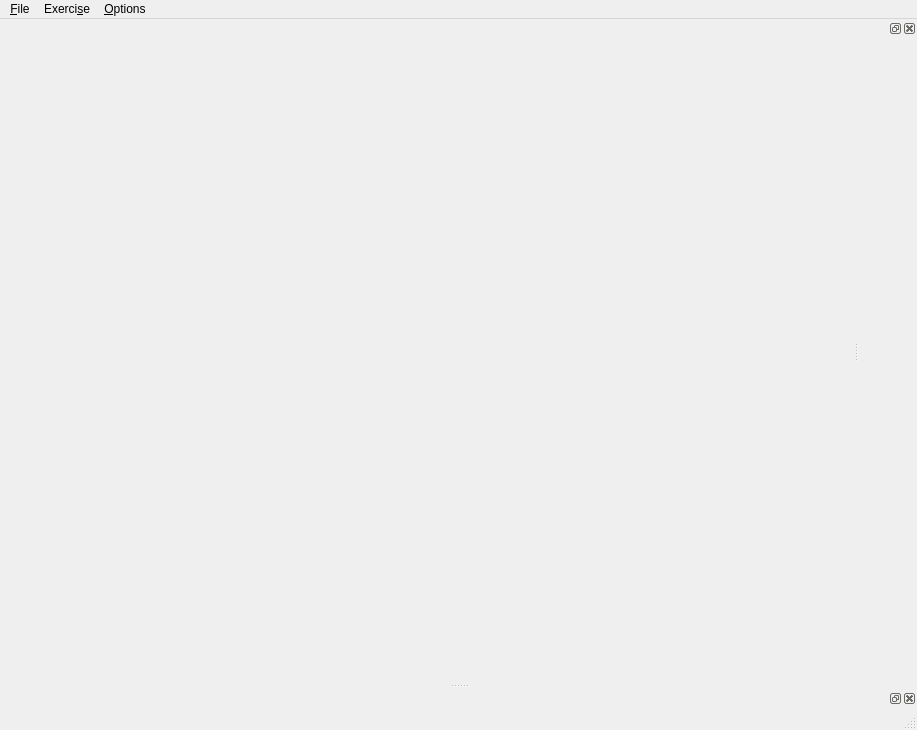
First picture: the form in app/forms/main.ui, repository slobodsky/mutra, before the edit.
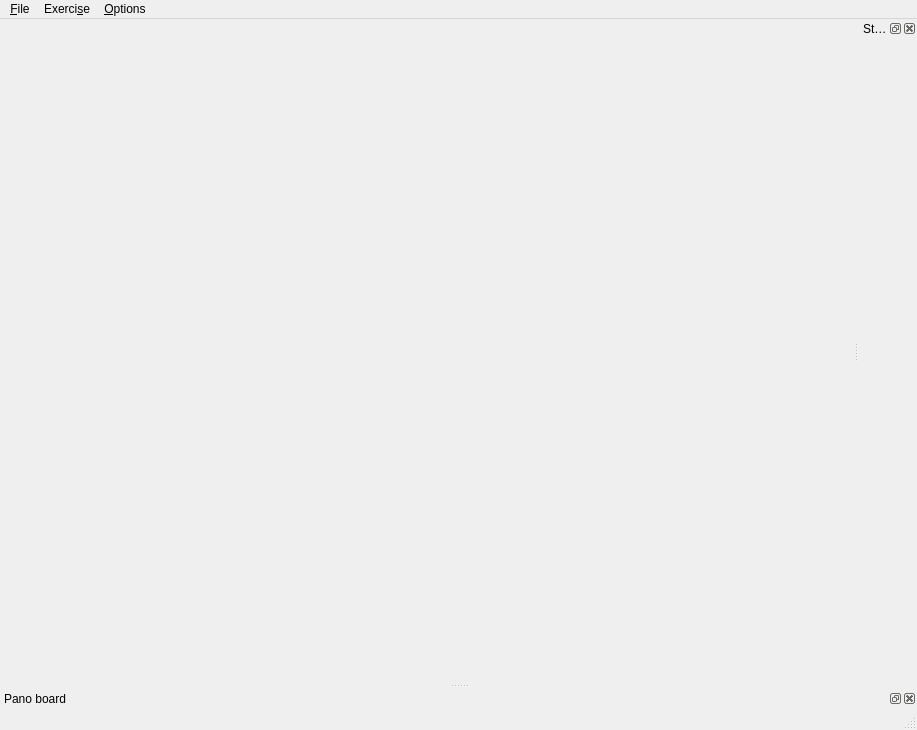
Second picture: the form after the edit. Icons and pictures are not drawn.

Commit message: First version of statistics window. Only if we have a lesson ATM.

```diff
--- a/app/forms/main.ui
+++ b/app/forms/main.ui
@@ -53,12 +53,18 @@
   </widget>
   <widget class="QStatusBar" name="statusbar"/>
   <widget class="QDockWidget" name="PianoBoard">
+   <property name="windowTitle">
+    <string>Pano board</string>
+   </property>
    <attribute name="dockWidgetArea">
     <number>8</number>
    </attribute>
    <widget class="QWidget" name="dockWidgetContents"/>
   </widget>
-  <widget class="QDockWidget" name="dockWidget">
+  <widget class="QDockWidget" name="StatisticsDock">
+   <property name="windowTitle">
+    <string>Statistics</string>
+   </property>
    <attribute name="dockWidgetArea">
     <number>2</number>
    </attribute>
```
The commit also changes 6 other files.
